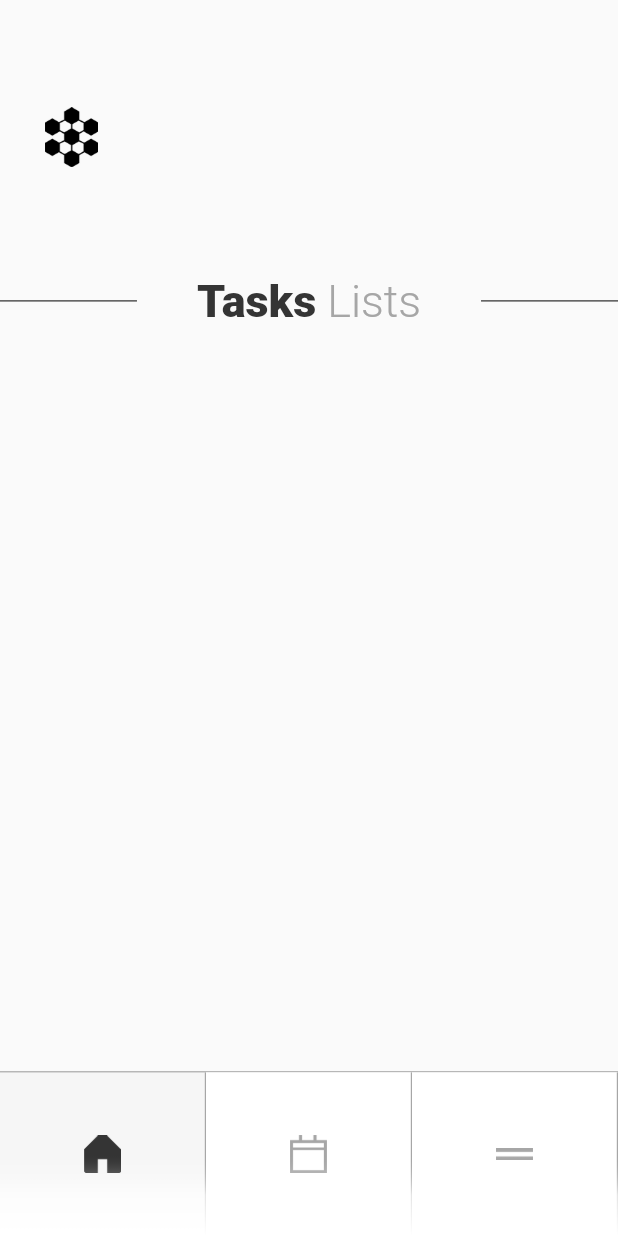
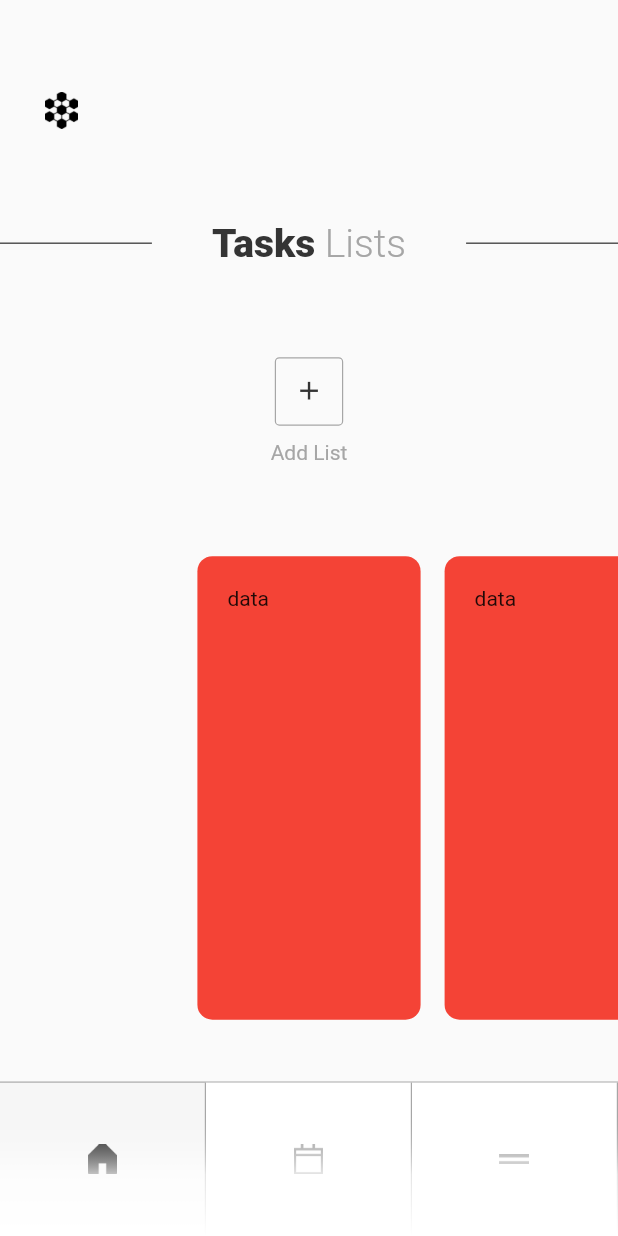
Before and after one commit to shamnex/flutter_challenges, a Flutter app: the screen it shows after launch, on a phone screen of 412 x 824 dp. Run offline on Flutter 3.47's test engine with Material 2 defaults, Android fonts, the phone set to English and light mode, and no system bars.

Commit message:
homeScreen

```diff
--- a/03_task_manager/lib/src/screens/home_screen.dart
+++ b/03_task_manager/lib/src/screens/home_screen.dart
@@ -38,7 +38,7 @@ class HomeScreenState extends State<HomeScreen> {
   Widget build(BuildContext context) {
     return Scaffold(
       bottomNavigationBar: TMBottomAppBar(
-        onIndexChanged: (index) {
+        onIndexChanged: (int index) {
           setState(() {
             _currentScreen = _tabs[index];
           });
--- a/03_task_manager/lib/src/screens/tabs/calendar_tab.dart
+++ b/03_task_manager/lib/src/screens/tabs/calendar_tab.dart
@@ -5,7 +5,7 @@ class CalendarTab extends StatelessWidget {
   Widget build(BuildContext context) {
     // TODO: implement build
     return Center(
-      child: Text("Burger Tab"),
+      child: Text("Calendar Tab"),
     );
   }
 }
--- a/03_task_manager/lib/src/screens/tabs/tasks_tab.dart
+++ b/03_task_manager/lib/src/screens/tabs/tasks_tab.dart
@@ -1,37 +1,151 @@
+import 'dart:math' as math;
+
+import 'package:flutter/cupertino.dart';
 import "package:flutter/material.dart";
 import 'package:tasks_manager/src/data/constants.dart';
 
-class TasksTab extends StatelessWidget {
+class TasksTab extends StatefulWidget {
   @override
+  TasksTabState createState() {
+    return new TasksTabState();
+  }
+}
+
+class TasksTabState extends State<TasksTab>
+    with SingleTickerProviderStateMixin {
+  AnimationController _animationController;
+  Animation bounce;
+  PageController _controller;
+
+  initState() {
+    _controller = PageController(viewportFraction: 0.4, initialPage: 0);
+    _controller.addListener(() {
+      // print(_controller.offset);
+    });
+
+    _animationController = AnimationController(
+      vsync: this,
+      duration: Duration(
+        milliseconds: 700,
+      ),
+    );
+
+    bounce = Tween<Offset>(
+      begin: Offset(
+        0.0,
+        0.0,
+      ),
+      end: Offset(
+        40.0,
+        0.0,
+      ),
+    ).animate(
+      CurvedAnimation(
+        parent: _animationController,
+        curve: Curves.bounceIn,
+      ),
+    );
+
+    super.initState();
+  }
+
   Widget build(BuildContext context) {
     final double screenHeight = MediaQuery.of(context).size.height;
 
+    print(MediaQuery.of(context).devicePixelRatio);
     // TODO: implement build
+    return LayoutBuilder(
+      builder: (BuildContext context, BoxConstraints constraints) {
+        print(constraints.maxHeight);
+        print(constraints);
         return SafeArea(
           child: Container(
             child: Column(
               children: [
+                Expanded(
+                  flex: 6,
+                  child: Column(
+                    mainAxisAlignment: MainAxisAlignment.spaceEvenly,
+                    children: <Widget>[
                       _buildAppBar(screenHeight),
-            _buildTitle(screenHeight),
+                      _buildTitle(),
+                      _buildAddButton(),
                     ],
                   ),
                 ),
+                Expanded(
+                  flex: 5,
+                  child: PageView.builder(
+                    itemCount: 10,
+                    onPageChanged: (int page) {
+                      _animationController.addStatusListener((status) async {
+                        if (status == AnimationStatus.completed) {
+                          _animationController.reverse();
+                        }
+                      });
+                    },
+                    controller: _controller,
+                    scrollDirection: Axis.horizontal,
+                    itemBuilder: (BuildContext context, int index) {
+                      return AnimatedBuilder(
+
+                        animation: _animationController,
+                        builder: (BuildContext context, Widget child) {
+                          double value = 1.0;
+
+                          if (_controller.position.haveDimensions) {
+                            value = _controller.page - index;
+                            value = (1 - (value.abs() * .5)).clamp(0.0, 1.0);
+                          // _animationController.forward();
+                          }
+
+                          return new Transform.translate(
+                            // offset: bounce.value,
+                            offset: Offset(0.0, 0.0),
+                            child: AnimatedContainer(
+                              curve: Curves.elasticIn,
+                              // transform: Matrix4.identity()
+                              //   ..translate(value * 20),
+                              duration: Duration(
+                                milliseconds: 200,
+                              ),
+                              decoration: BoxDecoration(
+                                color: Colors.red,
+                                borderRadius: BorderRadius.circular(10.0),
+                              ),
+                              margin: EdgeInsets.symmetric(horizontal: 8.0),
+                              padding: EdgeInsets.all(20.0),
+                              child: Text("data"),
+                            ),
+                          );
+                        },
+                      );
+                    },
+                  ),
+                ),
+                SizedBox(height: screenHeight / 20),
+              ],
+            ),
+          ),
+        );
+      },
     );
   }
 
   Widget _buildAppBar(double screenHeight) {
     return Container(
-      height: screenHeight / 4.5,
       alignment: Alignment.centerLeft,
-      padding: const EdgeInsets.symmetric(horizontal: 30.0, vertical: 30.0),
+      padding: const EdgeInsets.symmetric(
+        horizontal: 30.0,
+      ),
       child: Image.asset(
         AppImages.logo,
-        height: 40.0,
+        height: 25.0,
       ),
     );
   }
 
-  Widget _buildTitle(double screenHeight) {
+  Widget _buildTitle() {
     return Container(
       child: Row(
         children: <Widget>[
@@ -48,7 +162,7 @@ class TasksTab extends StatelessWidget {
                 style: TextStyle(
                   color: AppColors.black,
                   fontWeight: FontWeight.w900,
-                  fontSize: 30.0,
+                  fontSize: 26.0,
                 ),
                 children: [
                   TextSpan(
@@ -69,4 +183,81 @@ class TasksTab extends StatelessWidget {
       ),
     );
   }
+
+  Widget _buildAddButton() {
+    return Column(
+      children: <Widget>[
+        Container(
+          child: Container(
+            child: CupertinoButton(
+              padding: EdgeInsets.all(6.0),
+              onPressed: () {},
+              child: Icon(
+                Icons.add,
+                color: AppColors.black,
+              ),
+            ),
+            decoration: BoxDecoration(
+              borderRadius: BorderRadius.circular(3.0),
+              border: Border.all(
+                color: AppColors.lightGrey,
+                width: 0.8,
+              ),
+            ),
+          ),
+        ),
+        SizedBox(height: 10.0),
+        Text(
+          "Add List",
+          style: TextStyle(
+            color: AppColors.lightGrey,
+            fontSize: 14.0,
+          ),
+        )
+      ],
+    );
   }
+}
+
+// class ScrollSimulation extends Simulation {
+//   final double initPosition;
+//   final double velocity;
+
+//   ScrollSimulation({this.initPosition, this.velocity});
+
+//   @override
+//   double x(double time) {
+//     var max =
+//         math.max(math.min(initPosition, 0.0), initPosition + velocity * time);
+//     print(max);
+//     return max;
+//   }
+
+//   @override
+//   double dx(double time) {
+//     print(velocity);
+//     return velocity;
+//     // TODO: implement dx
+//   }
+
+//   @override
+//   bool isDone(double time) {
+//     return false;
+//   } // TODO: implement isDone
+// }
+
+// class CustomScrollPhysics extends ScrollPhysics {
+//   @override
+//   ScrollPhysics applyTo(ScrollPhysics ancestor) {
+//     return CustomScrollPhysics();
+//   }
+
+//   @override
+//   Simulation createBallisticSimulation(
+//       ScrollMetrics position, double velocity) {
+//     return ScrollSimulation(
+//       initPosition: position.pixels,
+//       velocity: velocity,
+//     );
+//   }
+// }
--- a/03_task_manager/lib/src/widgets/tm_bottom_appbar.dart
+++ b/03_task_manager/lib/src/widgets/tm_bottom_appbar.dart
@@ -39,7 +39,7 @@ class TMBottomAppBarState extends State<TMBottomAppBar> {
             foregroundDecoration: BoxDecoration(
               backgroundBlendMode: BlendMode.screen,
               gradient: new LinearGradient(
-                begin: Alignment(0.0, 0.0),
+                begin: Alignment(0.0, -0.6),
                 end: Alignment(0.00, 1.0),
                 colors: [
                   Colors.transparent,
@@ -56,7 +56,8 @@ class TMBottomAppBarState extends State<TMBottomAppBar> {
                 ),
               ),
             ),
-            height: screenHeight / 7.5,
+            height: screenHeight / 8,
+            // height: 60.0,
             child: Row(
               children: _buildItems(widget.items),
             ),
@@ -117,13 +118,13 @@ class TMButtomAppBarItem extends StatelessWidget {
           alignment: Alignment.center,
           child: ConstrainedBox(
             constraints: BoxConstraints(
-              maxHeight: 25.0,
-              minHeight: 25.0,
+              maxHeight: 20.0,
+              minHeight: 20.0,
             ),
             child: Image.asset(
               assetIcon,
-              height: 25.0,
-              width: 25.0,
+              height: 20.0,
+              width: 20.0,
               color: isActive ? AppColors.black : AppColors.lightGrey,
             ),
           ),
```
Lines whose indentation alone changed are shown as unchanged.
